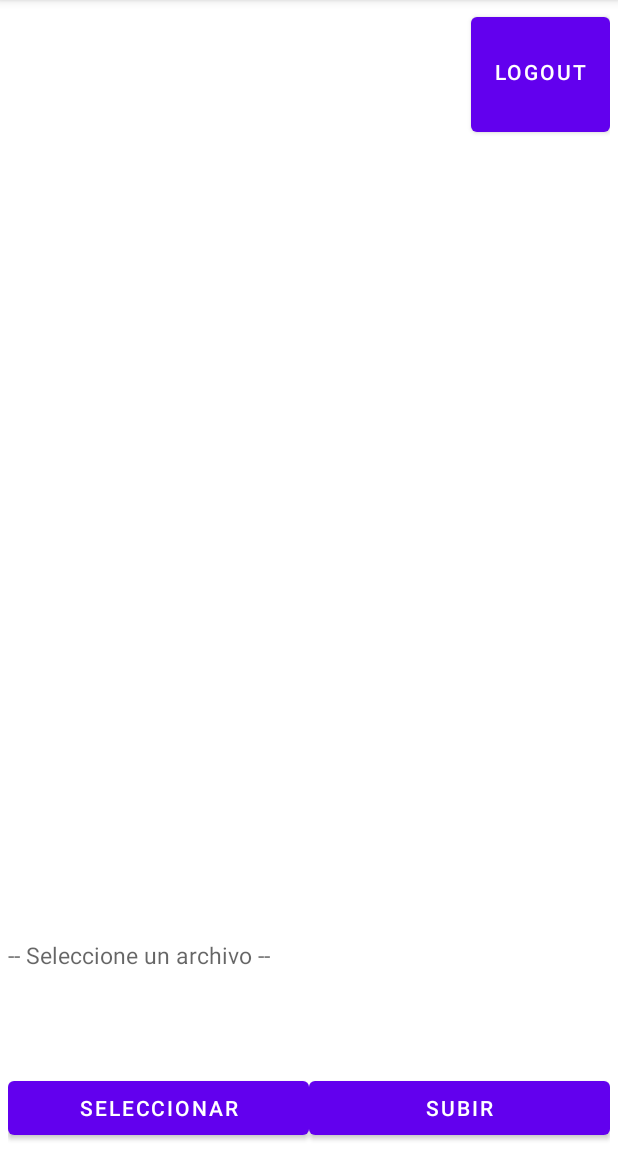
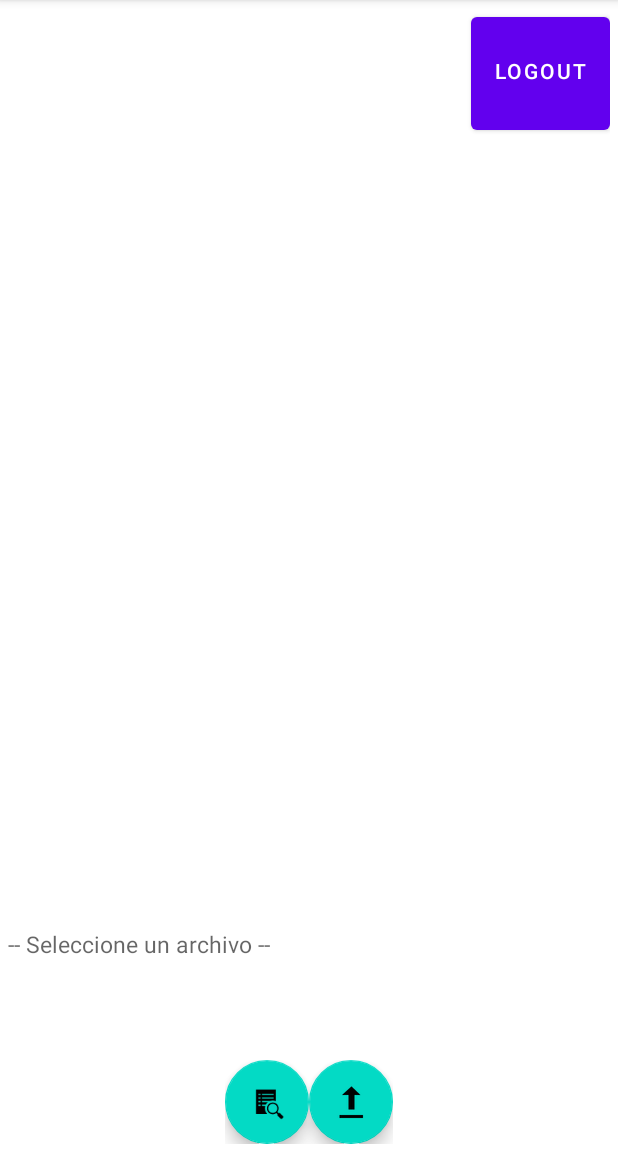
Before and after one commit to cristian16b/firebase-subida-archivos, an Android app: the screen it shows after launch once a user with an empty profile is signed in (MainActivity), on a phone screen of 412 x 824 dp, the part 84-1236 px from its top. Run offline under Robolectric (Android 15) with nearby library versions, the phone set to English and light mode, and no system bars; our stand-ins replace Firebase (no records; nobody signed in at launch, a user with empty details on screens opened directly); 1 statement that could not run was skipped.

Commit message:
Acomodando los botones de la parte inferior

```diff
--- a/app/src/main/java/com/example/firebase_subida_archivos/MainActivity.java
+++ b/app/src/main/java/com/example/firebase_subida_archivos/MainActivity.java
@@ -32,6 +32,7 @@ import com.google.android.gms.tasks.OnCompleteListener;
 import com.google.android.gms.tasks.OnFailureListener;
 import com.google.android.gms.tasks.OnSuccessListener;
 import com.google.android.gms.tasks.Task;
+import com.google.android.material.floatingactionbutton.FloatingActionButton;
 import com.google.firebase.FirebaseApp;
 import com.google.firebase.auth.FirebaseAuth;
 import com.google.firebase.storage.FileDownloadTask;
@@ -57,7 +58,7 @@ import static android.R.layout.simple_list_item_1;
 public class MainActivity extends AppCompatActivity {
 
     // views for button
-    private Button btnSelect, btnUpload;
+    private FloatingActionButton btnSelect, btnUpload;
 
     // view for image view
     private ImageView imageView;
--- a/app/src/main/res/layout/activity_main.xml
+++ b/app/src/main/res/layout/activity_main.xml
@@ -71,25 +71,38 @@
 <!--            android:layout_weight="1"-->
 <!--            android:text="3" />-->
                 <LinearLayout
-                    android:weightSum="1"
-                    android:layout_weight="0"
-                    android:layout_gravity="bottom"
-                    android:layout_width="match_parent"
+                    android:layout_gravity="center"
+                    android:layout_width="wrap_content"
                     android:layout_height="wrap_content">
 
-                    <Button
+                    <com.google.android.material.floatingactionbutton.FloatingActionButton
                         android:id="@+id/btnChoose"
-                        android:layout_weight="0.5"
-                        android:layout_width="match_parent"
+                        android:layout_width="wrap_content"
                         android:layout_height="wrap_content"
-                        android:text="Seleccionar" />
+                        android:clickable="true"
+                        app:srcCompat="?android:attr/actionModeFindDrawable" />
 
-                    <Button
+                    <com.google.android.material.floatingactionbutton.FloatingActionButton
                         android:id="@+id/btnUpload"
-                        android:layout_weight="0.5"
-                        android:layout_width="match_parent"
+                        android:layout_width="wrap_content"
                         android:layout_height="wrap_content"
-                        android:text="Subir" />
+
+                        android:clickable="true"
+                        app:srcCompat="@android:drawable/stat_sys_upload" />
+
+<!--                    <Button-->
+<!--                        android:id="@+id/btnChoose"-->
+<!--                        android:layout_weight="0.5"-->
+<!--                        android:layout_width="match_parent"-->
+<!--                        android:layout_height="wrap_content"-->
+<!--                        android:text="Seleccionar" />-->
+
+<!--                    <Button-->
+<!--                        android:id="@+id/btnUpload"-->
+<!--                        android:layout_weight="0.5"-->
+<!--                        android:layout_width="match_parent"-->
+<!--                        android:layout_height="wrap_content"-->
+<!--                        android:text="Subir" />-->
                 </LinearLayout>
     </LinearLayout>
 
```
